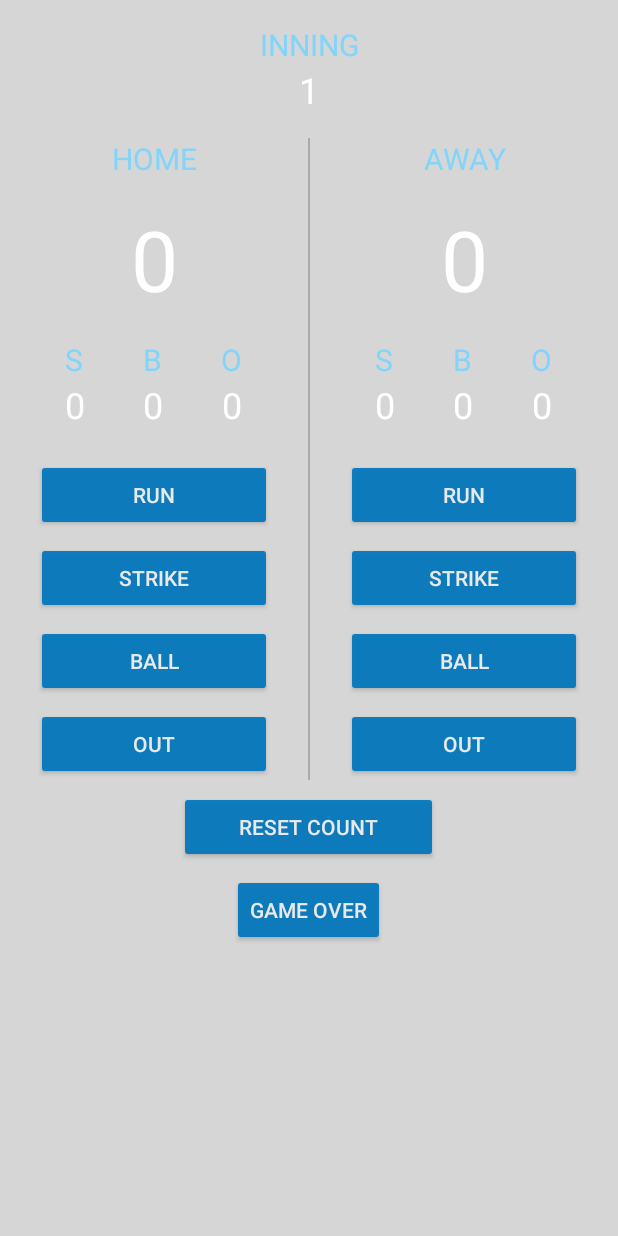
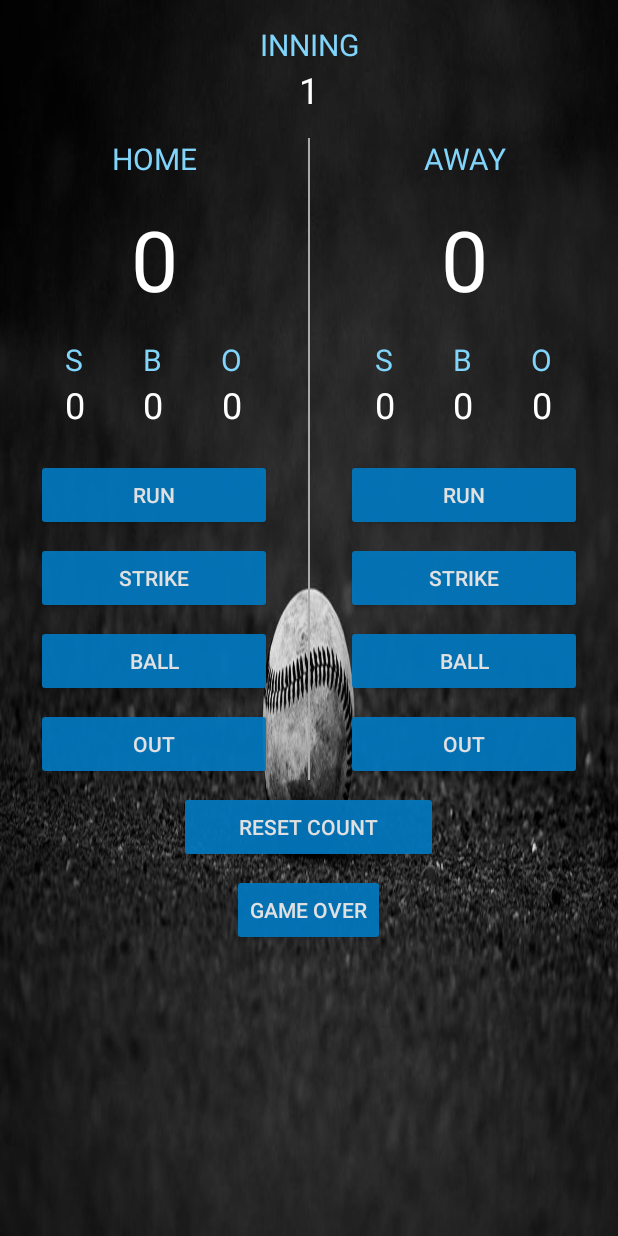
Before and after one commit to sasquatch1978/BaseballScore, an Android app: the screen it shows after launch (MainActivity), on a phone screen of 412 x 824 dp. Run offline under Robolectric (Android 15) with nearby library versions, the phone set to English and light mode, and no system bars.

Commit message:
Make image scale better

```diff
--- a/app/src/main/res/layout/activity_main.xml
+++ b/app/src/main/res/layout/activity_main.xml
@@ -3,18 +3,13 @@
     xmlns:tools="http://schemas.android.com/tools"
     android:layout_width="match_parent"
     android:layout_height="match_parent"
+    android:background="@drawable/baseball"
     android:fillViewport="true"
     tools:context="com.example.android.baseballscore.MainActivity">
 
     <RelativeLayout
         android:layout_width="match_parent"
         android:layout_height="wrap_content">
-
-        <ImageView
-            android:layout_width="match_parent"
-            android:layout_height="match_parent"
-            android:scaleType="centerCrop"
-            android:src="@drawable/baseball" />
 
         <LinearLayout
             android:id="@+id/button_layout"
```
Also changed, not shown: app/src/main/res/drawable/baseball.jpeg (added).
